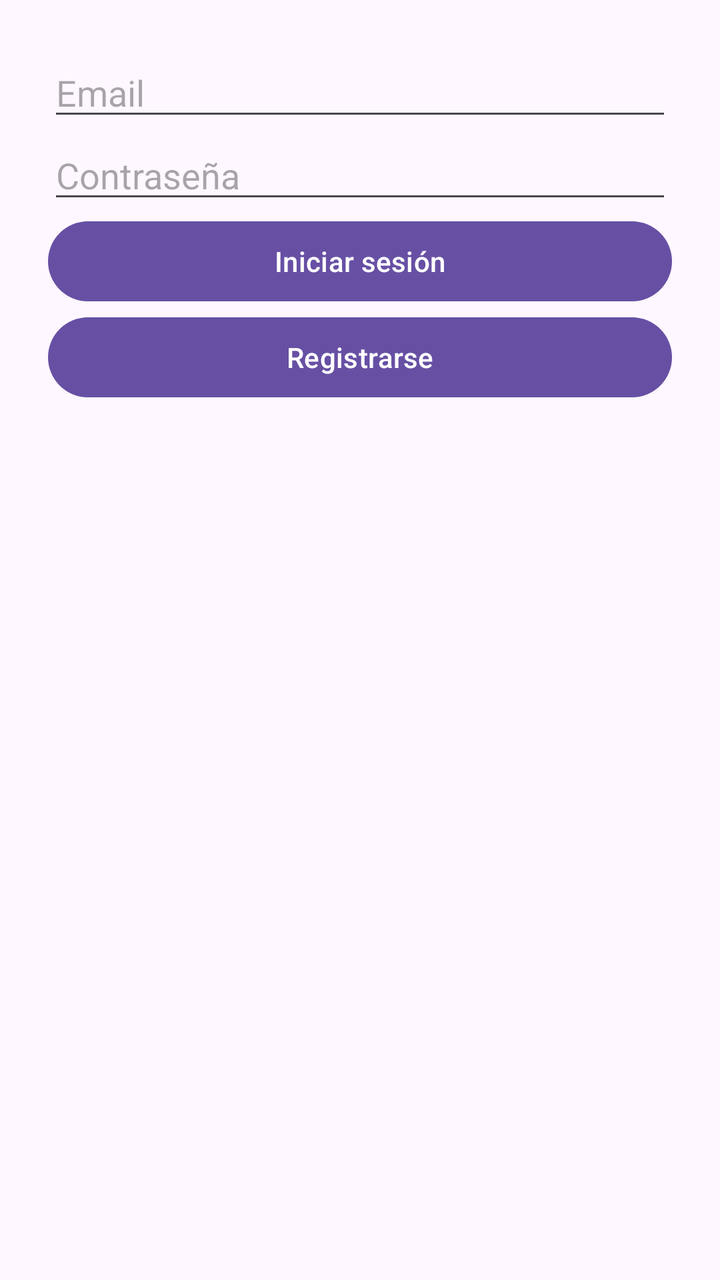
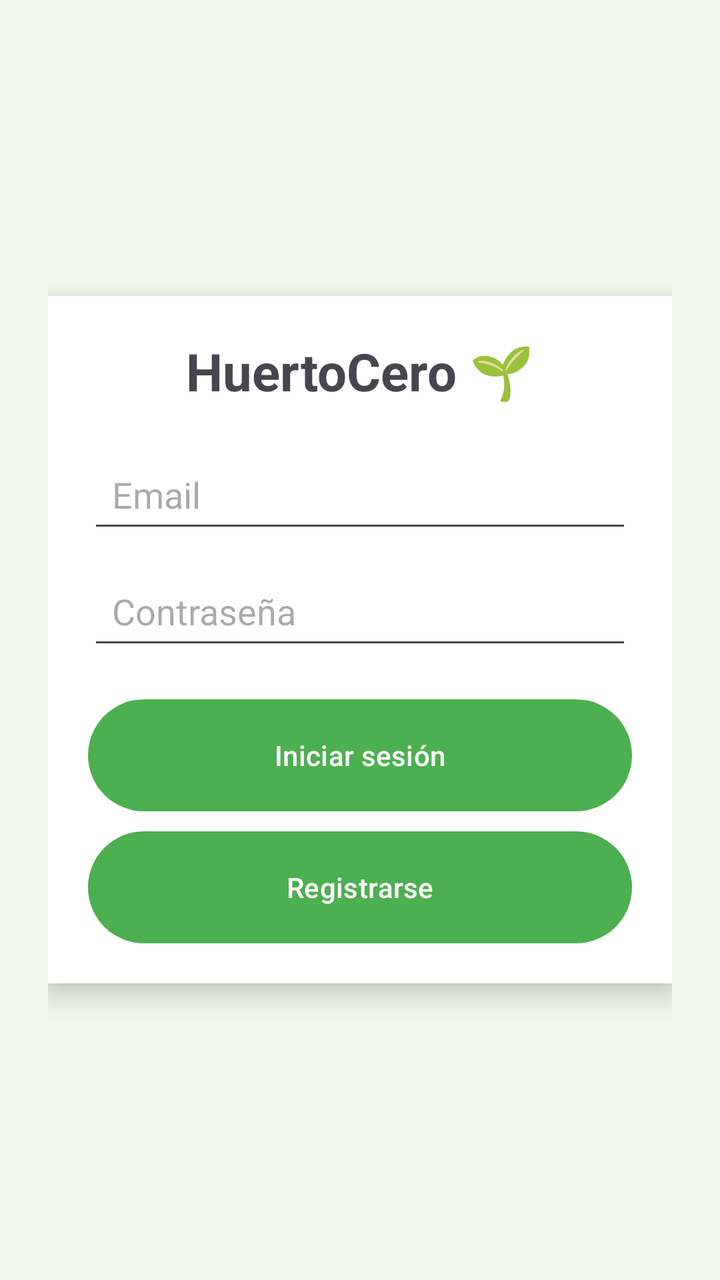

Compare the two renders of this Android layout. The source of the first and the diff that turns it into the second are given below.
<!-- AndroidManifest.xml: application theme Theme.HuertoCero -->
<!-- res/layout/activity_login.xml -->
<?xml version="1.0" encoding="utf-8"?>
<LinearLayout
    xmlns:android="http://schemas.android.com/apk/res/android"
    android:layout_width="match_parent"
    android:layout_height="match_parent"
    android:orientation="vertical"
    android:padding="24dp">

    <EditText
        android:id="@+id/etEmail"
        android:layout_width="match_parent"
        android:layout_height="wrap_content"
        android:hint="Email"/>

    <EditText
        android:id="@+id/etPassword"
        android:layout_width="match_parent"
        android:layout_height="wrap_content"
        android:hint="Contraseña"
        android:inputType="textPassword"/>

    <Button
        android:id="@+id/btnLogin"
        android:layout_width="match_parent"
        android:layout_height="wrap_content"
        android:text="Iniciar sesión"/>

    <Button
        android:id="@+id/btnRegister"
        android:layout_width="match_parent"
        android:layout_height="wrap_content"
        android:text="Registrarse"/>

</LinearLayout>
<!-- resources referenced by this layout -->
<resources>
  <style name="Theme.HuertoCero" parent="Base.Theme.HuertoCero" />
  <style name="Base.Theme.HuertoCero" parent="Theme.Material3.DayNight.NoActionBar">
          
          
      </style>
</resources>

<!-- the commit's change to res/layout/activity_login.xml (unified diff, before → after) -->
@@ -1,34 +1,77 @@
 <?xml version="1.0" encoding="utf-8"?>
-<LinearLayout
+<FrameLayout
     xmlns:android="http://schemas.android.com/apk/res/android"
     android:layout_width="match_parent"
     android:layout_height="match_parent"
-    android:orientation="vertical"
-    android:padding="24dp">
+    android:background="@color/background">
 
-    <EditText
-        android:id="@+id/etEmail"
+    
+    <LinearLayout
+        android:orientation="vertical"
         android:layout_width="match_parent"
-        android:layout_height="wrap_content"
-        android:hint="Email"/>
+        android:layout_height="match_parent"
+        android:gravity="center"
+        android:padding="24dp">
 
-    <EditText
-        android:id="@+id/etPassword"
-        android:layout_width="match_parent"
-        android:layout_height="wrap_content"
-        android:hint="Contraseña"
-        android:inputType="textPassword"/>
+        
+        <LinearLayout
+            android:orientation="vertical"
+            android:layout_width="match_parent"
+            android:layout_height="wrap_content"
+            android:background="@android:color/white"
+            android:padding="20dp"
+            android:elevation="8dp">
 
-    <Button
-        android:id="@+id/btnLogin"
-        android:layout_width="match_parent"
-        android:layout_height="wrap_content"
-        android:text="Iniciar sesión"/>
+            
+            <TextView
+                android:layout_width="wrap_content"
+                android:layout_height="wrap_content"
+                android:text="HuertoCero 🌱"
+                android:textSize="26sp"
+                android:textStyle="bold"
+                android:layout_gravity="center"
+                android:layout_marginBottom="20dp"/>
 
-    <Button
-        android:id="@+id/btnRegister"
-        android:layout_width="match_parent"
-        android:layout_height="wrap_content"
-        android:text="Registrarse"/>
+            
+            <EditText
+                android:id="@+id/etEmail"
+                android:layout_width="match_parent"
+                android:layout_height="wrap_content"
+                android:hint="Email"
+                android:padding="12dp"/>
 
-</LinearLayout>
+            
+            <EditText
+                android:id="@+id/etPassword"
+                android:layout_width="match_parent"
+                android:layout_height="wrap_content"
+                android:hint="Contraseña"
+                android:inputType="textPassword"
+                android:padding="12dp"
+                android:layout_marginTop="10dp"/>
+
+            
+            <Button
+                android:id="@+id/btnLogin"
+                android:layout_width="match_parent"
+                android:layout_height="wrap_content"
+                android:text="Iniciar sesión"
+                android:layout_marginTop="20dp"
+                android:background="@drawable/button_style"
+                android:textColor="@android:color/white"/>
+
+            
+            <Button
+                android:id="@+id/btnRegister"
+                android:layout_width="match_parent"
+                android:layout_height="wrap_content"
+                android:text="Registrarse"
+                android:layout_marginTop="10dp"
+                android:background="@drawable/button_style"
+                android:textColor="@android:color/white"/>
+
+        </LinearLayout>
+
+    </LinearLayout>
+
+</FrameLayout>
<!-- resource entries referenced after the edit -->
@@ -1,9 +1,20 @@
 <!-- resources referenced by this layout -->
 <resources>
-  <style name="Theme.HuertoCero" parent="Base.Theme.HuertoCero" />
-  <style name="Base.Theme.HuertoCero" parent="Theme.Material3.DayNight.NoActionBar">
-          
-          
+  <color name="background">#F1F8E9</color>
+  <!-- drawable button_style (drawable) -->
+  <shape xmlns:android="http://schemas.android.com/apk/res/android">
+      <solid android:color="@color/green_primary"/>
+      <corners android:radius="50dp"/>
+      <size android:width="56dp" android:height="56dp"/>
+  </shape>
+  <style name="Theme.HuertoCero" parent="Theme.Material3.DayNight.NoActionBar">
+  
+          <item name="colorPrimary">#4CAF50</item>
+          <item name="colorOnPrimary">#FFFFFF</item>
+  
+          <item name="android:statusBarColor">?attr/colorPrimary</item>
+  
       </style>
+  <color name="green_primary">#4CAF50</color>
 </resources>
 
